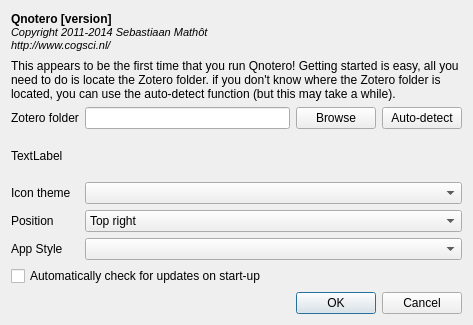
saxonbeta/qnotero, file libqnotero/ui/preferences.ui: the form before one commit.
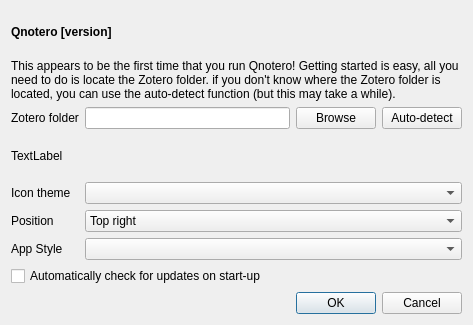
The form after the commit.

Diff of the .ui file:
```diff
--- a/libqnotero/ui/preferences.ui
+++ b/libqnotero/ui/preferences.ui
@@ -79,10 +79,8 @@
          <string>&lt;!DOCTYPE HTML PUBLIC &quot;-//W3C//DTD HTML 4.0//EN&quot; &quot;http://www.w3.org/TR/REC-html40/strict.dtd&quot;&gt;
 &lt;html&gt;&lt;head&gt;&lt;meta name=&quot;qrichtext&quot; content=&quot;1&quot; /&gt;&lt;style type=&quot;text/css&quot;&gt;
 p, li { white-space: pre-wrap; }
-&lt;/style&gt;&lt;/head&gt;&lt;body style=&quot; font-family:'Ubuntu'; font-size:10pt; font-weight:400; font-style:normal;&quot;&gt;
-&lt;p style=&quot; margin-top:0px; margin-bottom:0px; margin-left:0px; margin-right:0px; -qt-block-indent:0; text-indent:0px;&quot;&gt;&lt;span style=&quot; font-family:'Sans Serif'; font-size:9pt; font-weight:600;&quot;&gt;Qnotero [version]&lt;/span&gt;&lt;/p&gt;
-&lt;p style=&quot; margin-top:0px; margin-bottom:0px; margin-left:0px; margin-right:0px; -qt-block-indent:0; text-indent:0px;&quot;&gt;&lt;span style=&quot; font-family:'Sans Serif'; font-size:8pt; font-style:italic;&quot;&gt;Copyright 2011-2014 Sebastiaan Mathôt&lt;/span&gt;&lt;/p&gt;
-&lt;p style=&quot; margin-top:0px; margin-bottom:0px; margin-left:0px; margin-right:0px; -qt-block-indent:0; text-indent:0px;&quot;&gt;&lt;span style=&quot; font-family:'Sans Serif'; font-size:8pt; font-style:italic;&quot;&gt;http://www.cogsci.nl/&lt;/span&gt;&lt;/p&gt;&lt;/body&gt;&lt;/html&gt;</string>
+&lt;/style&gt;&lt;/head&gt;&lt;body style=&quot; font-family:'Roboto'; font-size:10pt; font-weight:400; font-style:normal;&quot;&gt;
+&lt;p style=&quot; margin-top:0px; margin-bottom:0px; margin-left:0px; margin-right:0px; -qt-block-indent:0; text-indent:0px;&quot;&gt;&lt;span style=&quot; font-family:'Sans Serif'; font-size:9pt; font-weight:600;&quot;&gt;Qnotero [version]&lt;/span&gt;&lt;/p&gt;&lt;/body&gt;&lt;/html&gt;</string>
         </property>
         <property name="alignment">
          <set>Qt::AlignLeading|Qt::AlignLeft|Qt::AlignVCenter</set>
```
